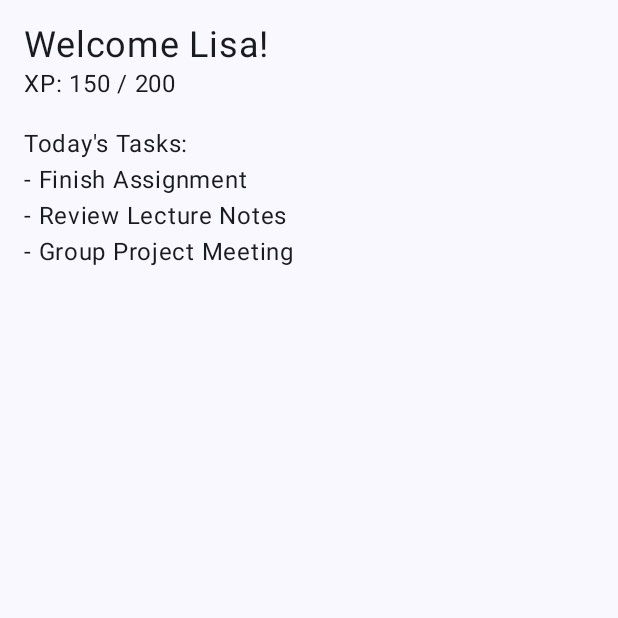
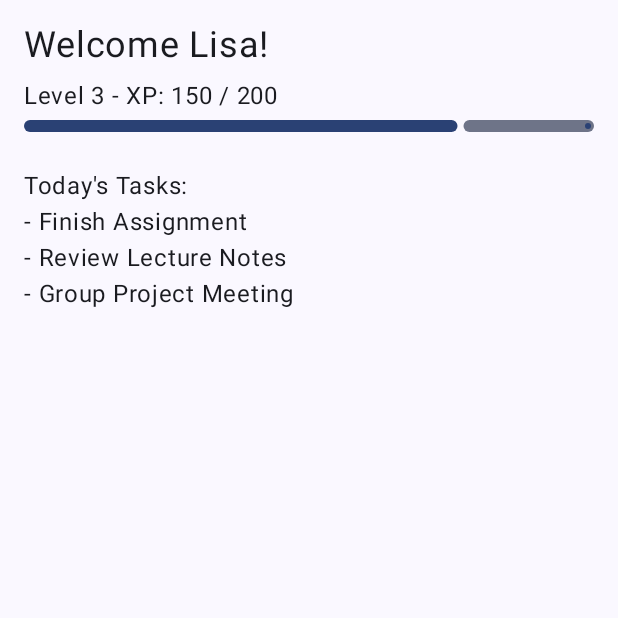
Before and after one commit to Tonx10/StudyApp, an Android app built with Jetpack Compose: the composable DashboardScreen shown on its own in the app's theme, on a phone screen of 412 x 824 dp, the top half of it. Run offline under Robolectric (Android 15) with nearby library versions, the phone set to English and light mode, and no system bars.

Commit message:
Progress Bar and Button

```diff
--- a/app/src/main/java/com/example/studyapp/MainActivity.kt
+++ b/app/src/main/java/com/example/studyapp/MainActivity.kt
@@ -6,8 +6,11 @@ import androidx.activity.compose.setContent
 import androidx.compose.foundation.layout.Column
 import androidx.compose.foundation.layout.Spacer
 import androidx.compose.foundation.layout.fillMaxSize
+import androidx.compose.foundation.layout.fillMaxWidth
 import androidx.compose.foundation.layout.height
 import androidx.compose.foundation.layout.padding
+import androidx.compose.material3.Button
+import androidx.compose.material3.LinearProgressIndicator
 import androidx.compose.material3.Text
 import androidx.compose.runtime.Composable
 import androidx.compose.ui.Alignment
@@ -22,8 +25,8 @@ class MainActivity : ComponentActivity() {
         setContent {
             StudyAppTheme {
 //                DashboardScreen()
-//                 CreateTaskScreen()
-                 PomodoroScreen()
+//                CreateTaskScreen()
+                PomodoroScreen()
             }
         }
     }
@@ -32,11 +35,25 @@ class MainActivity : ComponentActivity() {
 
 @Composable
 fun DashboardScreen() {
-    Column(modifier = Modifier.padding(16.dp)) {
+    Column(modifier = Modifier
+        .fillMaxSize()
+        .padding(16.dp)) {
+
         Text("Welcome Lisa!", fontSize = 24.sp)
-        Text("XP: 150 / 200")
-        Spacer(modifier = Modifier.height(16.dp))
+        Spacer(modifier = Modifier.height(8.dp))
 
+        Text("Level 3 - XP: 150 / 200")
+        Spacer(modifier = Modifier.height(4.dp))
+
+        // XP progress bar (150/200 = 0.75f)
+        LinearProgressIndicator(
+            progress = { 0.75f },
+            modifier = Modifier
+                .fillMaxWidth()
+                .height(8.dp),
+        )
+
+        Spacer(modifier = Modifier.height(24.dp))
         Text("Today's Tasks:")
         Text("- Finish Assignment")
         Text("- Review Lecture Notes")
@@ -45,18 +62,31 @@ fun DashboardScreen() {
 }
 
 
+
 @Composable
 fun CreateTaskScreen() {
-    Column(modifier = Modifier.padding(16.dp)) {
+    Column(modifier = Modifier
+        .fillMaxSize()
+        .padding(16.dp)) {
+
         Text("Add New Task", fontSize = 24.sp)
         Spacer(modifier = Modifier.height(8.dp))
+
         Text("Task Name: _______")
         Spacer(modifier = Modifier.height(8.dp))
+
         Text("Due Date: ________")
         Spacer(modifier = Modifier.height(16.dp))
-        Text("👉 [Add Task Button]")
+
+        Button(
+            onClick = { println("Task added!") },
+            modifier = Modifier.fillMaxWidth()
+        ) {
+            Text("Add Task")
+        }
     }
 }
+
 
 @Composable
 fun PomodoroScreen() {
@@ -70,6 +100,11 @@ fun PomodoroScreen() {
         Spacer(modifier = Modifier.height(16.dp))
         Text("25:00", fontSize = 48.sp)
         Spacer(modifier = Modifier.height(24.dp))
-        Text("👉 [Start Button]")
+        Button(
+            onClick = { println("Timer Started") },
+            modifier = Modifier.fillMaxWidth()
+        ) {
+            Text("Start Timer")
+        }
     }
 }
```
